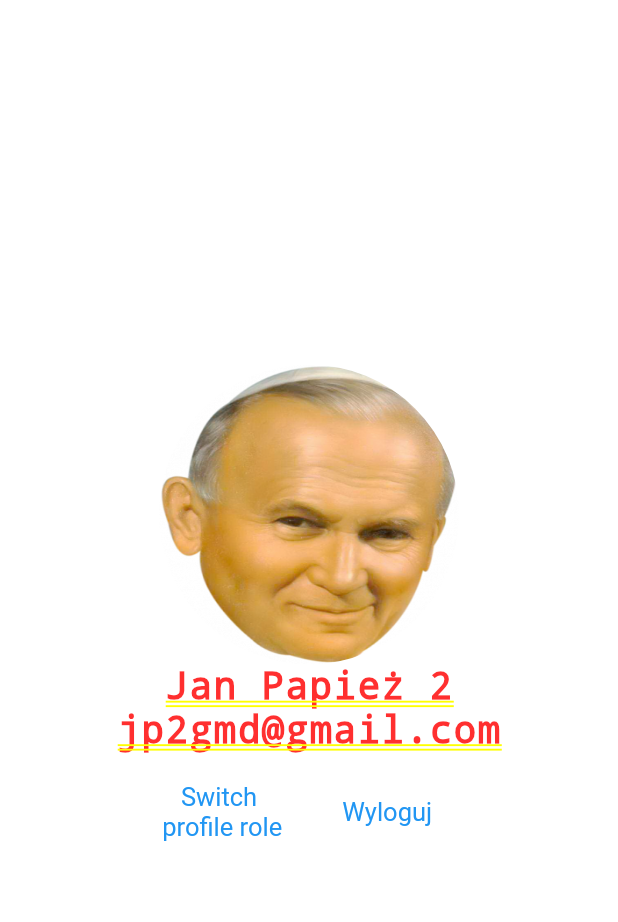
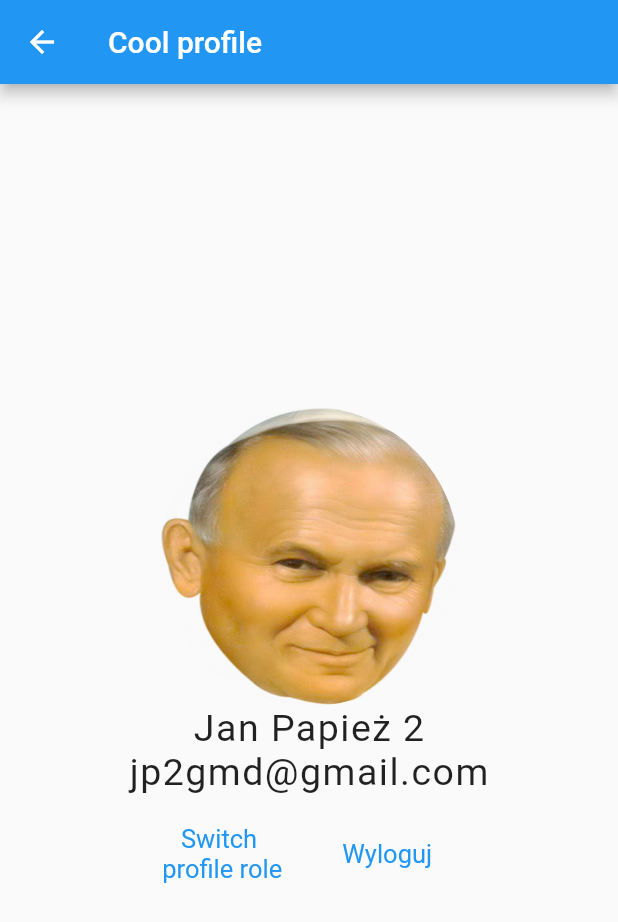
Before and after one commit to Kabanosk/Collabothon2022, a Flutter app: the ProfileView screen opened by its route, on a phone screen of 412 x 824 dp. Shown: the top 922 px of the screen. Run offline on Flutter 3.47's test engine with Material 2 defaults, Android fonts, the phone set to English and light mode, and no system bars; our stand-ins replace cloud_firestore, firebase_core, geolocator, google_maps_flutter; missing offline and left inert: custom_info_window; accounts and stored records are empty.

Commit message:
Fix profile after new routing

```diff
--- a/lib/profile_view.dart
+++ b/lib/profile_view.dart
@@ -25,7 +25,12 @@ class _ProfileViewState extends State<ProfileView> {
 
   @override
   Widget build(BuildContext context) {
-    return Center(
+    return Scaffold(
+        appBar: AppBar(
+          title: const Text('Cool profile'),
+          // leading: Text(location!.longitude.toString()),
+        ),
+        body: Center(
             child: SingleChildScrollView(
                 child: Column(
           children: [
@@ -34,12 +39,13 @@ class _ProfileViewState extends State<ProfileView> {
               'Jan Papież 2',
               style: TextStyle(fontSize: 25, letterSpacing: 1),
             ),
-        Text('jp2gmd@gmail.com', style: TextStyle(fontSize: 25, letterSpacing: 1)),
+            Text('jp2gmd@gmail.com',
+                style: TextStyle(fontSize: 25, letterSpacing: 1)),
             Row(
               children: [
                 TextButton(
-                child:
-                    Text('Switch\n profile role', textAlign: TextAlign.center),
+                    child: Text('Switch\n profile role',
+                        textAlign: TextAlign.center),
                     onPressed: () => {},
                     style: TextButton.styleFrom(
                         padding: EdgeInsets.all(10),
@@ -56,6 +62,6 @@ class _ProfileViewState extends State<ProfileView> {
           ],
           mainAxisAlignment: MainAxisAlignment.center,
           crossAxisAlignment: CrossAxisAlignment.center,
-    )));
+        ))));
   }
 }
```
Lines whose indentation alone changed are shown as unchanged.
